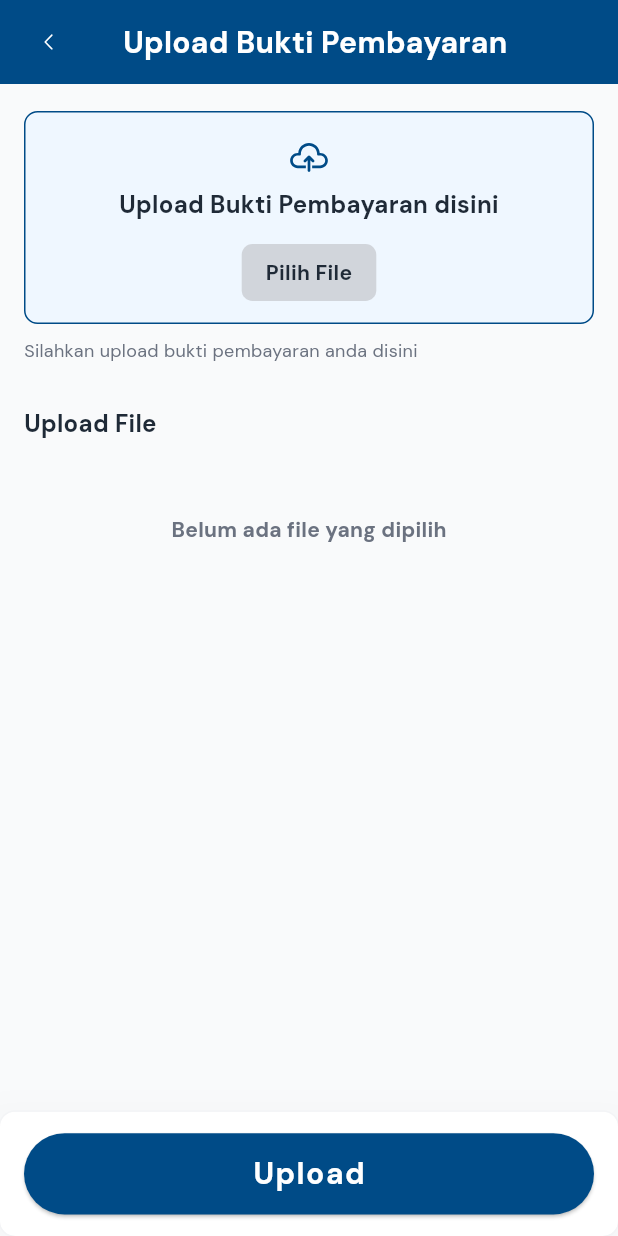
After one commit to orangdeso/e_porter, a Flutter app: the UploadFileScreen screen opened by its route, after a tap on "Pilih File", on a phone screen of 412 x 824 dp. The commit adds this screen. Run offline on Flutter 3.47's test engine with Material 3 defaults, Android fonts, the phone set to English and light mode, and no system bars; drawn by our look-alikes of zoom_tap_animation; our stand-ins replace barcode_widget, carousel_slider, cloud_firestore, device_info_plus, dropdown_button2, file_picker and 10 more; missing offline and left inert: dotted_dashed_line; accounts and stored records are empty.

Commit message:
Feat: add permission handle for upload file

```diff
--- a/lib/_core/component/icons/icons_library.dart
+++ b/lib/_core/component/icons/icons_library.dart
@@ -51,6 +51,7 @@ class CustomeIcons {
   static SvgPicture AddUserFemaleOutline({double? size, Color? color}) => getIcon('ic_add_user_female', color: color);
   static SvgPicture LogoutOutline({double? size, Color? color}) => getIcon('ic_logout', color: color);
   static SvgPicture RemoveOutline({double? size, Color? color}) => getIcon('ic_remove', color: color);
+  static SvgPicture UploadOutline({double? size, Color? color}) => getIcon('ic_upload', color: color);
 
   static SvgPicture FlightSeatFilled({double? size, Color? color}) => getIcon('ic_flight_seat_filled', color: color);
   static SvgPicture PlaneRightFilled({double? size, Color? color}) => getIcon('ic_plane_filled', color: color);
--- /dev/null
+++ b/lib/_core/service/permission_service.dart
@@ -0,0 +1,70 @@
+import 'dart:developer';
+import 'dart:io';
+
+import 'package:device_info_plus/device_info_plus.dart';
+import 'package:flutter/material.dart';
+import 'package:get/get.dart';
+import 'package:permission_handler/permission_handler.dart';
+
+class PermissionHelper {
+  static Future<bool> requestStoragePermission() async {
+    try {
+      PermissionStatus status;
+
+      if (Platform.isAndroid) {
+        final androidInfo = await DeviceInfoPlugin().androidInfo;
+
+        if (androidInfo.version.sdkInt >= 30) {
+          status = await Permission.manageExternalStorage.status;
+          if (status.isDenied || status.isRestricted || status.isLimited) {
+            status = await Permission.manageExternalStorage.request();
+          }
+        } else {
+          status = await Permission.storage.status;
+          if (status.isDenied || status.isRestricted || status.isLimited) {
+            status = await Permission.storage.request();
+          }
+        }
+      } else {
+        status = await Permission.storage.status;
+        if (status.isDenied || status.isRestricted || status.isLimited) {
+          status = await Permission.storage.request();
+        }
+      }
+
+      log('Final storage permission status: $status');
+
+      if (status.isGranted) {
+        return true; // Permission granted
+      } else if (status.isPermanentlyDenied) {
+        Get.snackbar(
+          'Permission Denied',
+          'Storage permission is required to download files. Please enable it in the settings.',
+          mainButton: TextButton(
+            onPressed: () async {
+              bool opened = await openAppSettings();
+              if (!opened) {
+                Get.snackbar(
+                  'Settings Unavailable',
+                  'Could not open settings. Please enable the permission manually.',
+                  snackPosition: SnackPosition.TOP,
+                );
+              }
+            },
+            child: Text('Open Settings'),
+          ),
+          snackPosition: SnackPosition.TOP,
+        );
+      } else {
+        Get.snackbar(
+          'Permission Denied',
+          'Storage permission is required to download files.',
+          snackPosition: SnackPosition.TOP,
+        );
+      }
+    } catch (e) {
+      log('Error checking permissions: $e');
+    }
+    return false;
+  }
+}
--- /dev/null
+++ b/lib/domain/models/upload_file_model.dart
@@ -0,0 +1,25 @@
+class UploadFileModel {
+  final String fileName;
+  final String filePath;
+  final int fileSize;
+  double progress;
+  String remainingTime;
+  FileUploadStatus status;
+
+  UploadFileModel({
+    required this.fileName,
+    required this.filePath,
+    required this.fileSize,
+    required this.progress,
+    required this.remainingTime,
+    required this.status,
+  });
+}
+
+// Status enum for file upload
+enum FileUploadStatus {
+  pending,
+  uploading,
+  completed,
+  failed,
+}
--- /dev/null
+++ b/lib/presentation/screens/home/pages/upload_file_screen.dart
@@ -0,0 +1,379 @@
+import 'package:e_porter/_core/constants/colors.dart';
+import 'package:e_porter/_core/constants/typography.dart';
+import 'package:e_porter/_core/service/permission_service.dart';
+import 'package:file_picker/file_picker.dart';
+import 'package:flutter/material.dart';
+import 'package:flutter_screenutil/flutter_screenutil.dart';
+import 'package:flutter_svg/svg.dart';
+import 'package:get/get.dart';
+import 'package:zoom_tap_animation/zoom_tap_animation.dart';
+
+import '../../../../_core/component/appbar/appbar_component.dart';
+import '../../../../_core/component/button/button_fill.dart';
+import '../../../../_core/component/card/custome_shadow_cotainner.dart';
+import '../../../../domain/models/upload_file_model.dart';
+
+class UploadFileScreen extends StatefulWidget {
+  const UploadFileScreen({super.key});
+
+  @override
+  State<UploadFileScreen> createState() => _UploadFileScreenState();
+}
+
+class _UploadFileScreenState extends State<UploadFileScreen> {
+  final List<UploadFileModel> uploadedFiles = [];
+  bool isUploading = false;
+
+  @override
+  Widget build(BuildContext context) {
+    return Scaffold(
+      backgroundColor: GrayColors.gray50,
+      appBar: DefaultAppbarComponent(
+        title: 'Upload Bukti Pembayaran',
+        textColor: Colors.white,
+        backgroundColors: PrimaryColors.primary800,
+        onTab: () {
+          Get.back();
+        },
+      ),
+      body: SafeArea(
+        child: Padding(
+          padding: EdgeInsets.symmetric(horizontal: 16.w, vertical: 20.h),
+          child: SingleChildScrollView(
+            child: Column(
+              crossAxisAlignment: CrossAxisAlignment.start,
+              children: [
+                Container(
+                  width: double.infinity,
+                  padding: EdgeInsets.symmetric(horizontal: 16.w, vertical: 16.h),
+                  decoration: BoxDecoration(
+                    color: PrimaryColors.primary50,
+                    borderRadius: BorderRadius.circular(10.r),
+                    border: Border.all(width: 1.w, color: PrimaryColors.primary800),
+                  ),
+                  child: Column(
+                    children: [
+                      SvgPicture.asset('assets/icons/ic_upload.svg', width: 32.w, height: 32.h),
+                      SizedBox(height: 8.h),
+                      TypographyStyles.body('Upload Bukti Pembayaran disini', color: GrayColors.gray800),
+                      SizedBox(height: 16.h),
+                      ZoomTapAnimation(
+                        child: GestureDetector(
+                          onTap: () => _pickFile(),
+                          child: Container(
+                            padding: EdgeInsets.symmetric(horizontal: 16.w, vertical: 10.h),
+                            decoration: BoxDecoration(
+                              color: GrayColors.gray300,
+                              borderRadius: BorderRadius.circular(8.r),
+                            ),
+                            child: TypographyStyles.caption('Pilih File', color: GrayColors.gray800),
+                          ),
+                        ),
+                      )
+                    ],
+                  ),
+                ),
+                SizedBox(height: 10.h),
+                TypographyStyles.small(
+                  'Silahkan upload bukti pembayaran anda disini',
+                  color: GrayColors.gray500,
+                  fontWeight: FontWeight.w400,
+                ),
+                SizedBox(height: 32.h),
+                TypographyStyles.body('Upload File', color: GrayColors.gray800),
+                SizedBox(height: 16.h),
+                Column(
+                  children: uploadedFiles.isEmpty
+                      ? [_buildEmptyState()]
+                      : uploadedFiles.map((file) => _buildFileItem(file)).toList(),
+                ),
+              ],
+            ),
+          ),
+        ),
+      ),
+      bottomNavigationBar: CustomeShadowCotainner(
+        child: ButtonFill(
+          text: 'Upload',
+          textColor: Colors.white,
+          onTap: () {
+            if (uploadedFiles.isNotEmpty) {
+              _submitFiles();
+            } else {
+              Get.snackbar(
+                'Peringatan',
+                'Silahkan pilih file terlebih dahulu',
+                backgroundColor: Colors.red,
+                colorText: Colors.white,
+              );
+            }
+          },
+        ),
+      ),
+    );
+  }
+
+  Widget _buildEmptyState() {
+    return Container(
+      height: 100.h,
+      width: double.infinity,
+      alignment: Alignment.center,
+      child: TypographyStyles.caption(
+        'Belum ada file yang dipilih',
+        color: GrayColors.gray500,
+      ),
+    );
+  }
+
+  Widget _buildFileItem(UploadFileModel file) {
+    IconData fileIcon;
+
+    if (file.fileName.toLowerCase().endsWith('.zip')) {
+      fileIcon = Icons.folder_zip_outlined;
+    } else if (file.fileName.toLowerCase().endsWith('.jpg') ||
+        file.fileName.toLowerCase().endsWith('.jpeg') ||
+        file.fileName.toLowerCase().endsWith('.png')) {
+      fileIcon = Icons.image_outlined;
+    } else if (file.fileName.toLowerCase().endsWith('.mp4') || file.fileName.toLowerCase().endsWith('.mov')) {
+      fileIcon = Icons.video_file_outlined;
+    } else {
+      fileIcon = Icons.insert_drive_file_outlined;
+    }
+
+    return Container(
+      margin: EdgeInsets.only(bottom: 12.h),
+      padding: EdgeInsets.all(12.r),
+      decoration: BoxDecoration(
+        color: Colors.white,
+        borderRadius: BorderRadius.circular(8.r),
+        boxShadow: [
+          BoxShadow(
+            color: Colors.black.withOpacity(0.05),
+            blurRadius: 4.r,
+            offset: Offset(0, 2),
+          ),
+        ],
+      ),
+      child: Column(
+        children: [
+          Row(
+            children: [
+              Icon(fileIcon, size: 24.r, color: GrayColors.gray700),
+              SizedBox(width: 12.w),
+              Expanded(
+                child: Column(
+                  crossAxisAlignment: CrossAxisAlignment.start,
+                  children: [
+                    TypographyStyles.small(file.fileName, color: GrayColors.gray800, fontWeight: FontWeight.w500),
+                    SizedBox(height: 4.h),
+                    Row(
+                      children: [
+                        TypographyStyles.caption(
+                          '${(file.fileSize / (1024 * 1024)).toStringAsFixed(1)} mb',
+                          color: file.status == FileUploadStatus.failed ? Colors.red : GrayColors.gray600,
+                          fontWeight: FontWeight.w400,
+                        ),
+                        if (file.status == FileUploadStatus.uploading)
+                          Padding(
+                            padding: EdgeInsets.only(left: 8.w),
+                            child: TypographyStyles.caption(
+                              '| ${file.progress}% - ${file.remainingTime} sec left',
+                              color: GrayColors.gray600,
+                              fontWeight: FontWeight.w400,
+                            ),
+                          ),
+                        if (file.status == FileUploadStatus.failed)
+                          Padding(
+                            padding: EdgeInsets.only(left: 8.w),
+                            child: TypographyStyles.caption(
+                              'Upload failed',
+                              color: Colors.red,
+                              fontWeight: FontWeight.w400,
+                            ),
+                          ),
+                      ],
+                    ),
+                  ],
+                ),
+              ),
+              Row(
+                children: [
+                  if (file.status == FileUploadStatus.failed)
+                    IconButton(
+                      icon: Icon(Icons.refresh, size: 20.r, color: GrayColors.gray600),
+                      onPressed: () => _retryUpload(file),
+                    ),
+                  IconButton(
+                    icon: Icon(Icons.delete_outline, size: 20.r, color: GrayColors.gray600),
+                    onPressed: () => _removeFile(file),
+                  ),
+                ],
+              ),
+            ],
+          ),
+          if (file.status == FileUploadStatus.uploading) ...[
+            SizedBox(height: 8.h),
+            LinearProgressIndicator(
+              value: file.progress / 100,
+              backgroundColor: GrayColors.gray200,
+              valueColor: AlwaysStoppedAnimation<Color>(PrimaryColors.primary600),
+            ),
+          ],
+        ],
+      ),
+    );
+  }
+
+  Future<void> _pickFile() async {
+  bool permissionGranted = await PermissionHelper.requestStoragePermission();
+  if (!permissionGranted) {
+    Get.snackbar(
+      'Permission Denied',
+      'Storage permission is required to select files.',
+      backgroundColor: Colors.red,
+      colorText: Colors.white,
+    );
+    return;
+  }
+
+  try {
+    FilePickerResult? result = await FilePicker.platform.pickFiles(
+      type: FileType.custom,
+      allowedExtensions: ['jpg', 'jpeg', 'png', 'pdf', 'zip', 'mp4'],
+    );
+
+    if (result != null) {
+      final file = result.files.first;
+      final newFile = UploadFileModel(
+        fileName: file.name,
+        filePath: file.path!,
+        fileSize: file.size,
+        progress: 0,
+        remainingTime: '0',
+        status: FileUploadStatus.pending,
+      );
+
+      setState(() {
+        uploadedFiles.add(newFile);
+      });
+
+      // Simulasikan proses loading lokal
+      _simulateLocalLoading(newFile);
+    }
+  } catch (e) {
+    print('Error picking file: $e');
+    Get.snackbar(
+      'Error',
+      'Terjadi kesalahan saat memilih file',
+      backgroundColor: Colors.red,
+      colorText: Colors.white,
+    );
+  }
+}
+
+
+  void _simulateLocalLoading(UploadFileModel file) {
+    setState(() {
+      file.status = FileUploadStatus.uploading;
+    });
+
+    // Simulate progressing upload - in a real app this would be actual file reading/processing
+    int progress = 0;
+    Future.doWhile(() async {
+      if (progress >= 100) return false;
+
+      await Future.delayed(Duration(milliseconds: 100));
+      progress += 5;
+
+      if (mounted) {
+        setState(() {
+          file.progress = progress.toDouble();
+          file.remainingTime = ((100 - progress) ~/ 10).toString();
+        });
+      }
+
+      return progress < 100 && file.status == FileUploadStatus.uploading;
+    }).then((_) {
+      if (mounted && file.status == FileUploadStatus.uploading) {
+        setState(() {
+          // Simulate some files failing to upload for demonstration
+          if (file.fileName.contains('Icon-Set')) {
+            file.status = FileUploadStatus.failed;
+          } else {
+            file.status = FileUploadStatus.completed;
+          }
+        });
+      }
+    });
+  }
+
+  void _retryUpload(UploadFileModel file) {
+    setState(() {
+      file.progress = 0;
+      file.remainingTime = '0';
+    });
+    _simulateLocalLoading(file);
+  }
+
+  void _removeFile(UploadFileModel file) {
+    setState(() {
+      uploadedFiles.remove(file);
+    });
+  }
+
+  void _submitFiles() {
+    // Check if all files are uploaded successfully
+    bool allCompleted = uploadedFiles.every((file) => file.status == FileUploadStatus.completed);
+
+    if (!allCompleted) {
+      Get.dialog(
+        AlertDialog(
+          title: Text('Peringatan'),
+          content: Text('Beberapa file belum selesai diupload. Apakah Anda ingin melanjutkan?'),
+          actions: [
+            TextButton(
+              onPressed: () => Get.back(),
+              child: Text('Batal'),
+            ),
+            TextButton(
+              onPressed: () {
+                Get.back();
+                _uploadToServer();
+              },
+              child: Text('Lanjutkan'),
+            ),
+          ],
+        ),
+      );
+    } else {
+      _uploadToServer();
+    }
+  }
+
+  void _uploadToServer() {
+    // Simulate uploading to server
+    Get.snackbar(
+      'Info',
+      'Mengupload bukti pembayaran...',
+      backgroundColor: PrimaryColors.primary600,
+      colorText: Colors.white,
+    );
+
+    // Here you would actually send the files to your server
+    // For now, let's just simulate a successful upload
+    Future.delayed(Duration(seconds: 2), () {
+      Get.snackbar(
+        'Sukses',
+        'Bukti pembayaran berhasil diupload',
+        backgroundColor: Colors.green,
+        colorText: Colors.white,
+      );
+
+      // Navigate back or to a success screen
+      Future.delayed(Duration(seconds: 1), () {
+        // Get.offNamed(Routes.SUCCESS_SCREEN);
+        Get.back();
+      });
+    });
+  }
+}
--- a/lib/presentation/screens/routes/app_rountes.dart
+++ b/lib/presentation/screens/routes/app_rountes.dart
@@ -22,6 +22,7 @@ import 'package:e_porter/presentation/screens/home/pages/ticket_booking_step1_sc
 import 'package:e_porter/presentation/screens/home/pages/ticket_booking_step2_screen.dart';
 import 'package:e_porter/presentation/screens/home/pages/ticket_booking_step3_screen.dart';
 import 'package:e_porter/presentation/screens/home/pages/ticket_booking_step4_screen.dart';
+import 'package:e_porter/presentation/screens/home/pages/upload_file_screen.dart';
 import 'package:e_porter/presentation/screens/navigation/main_navigation.dart';
 import 'package:e_porter/presentation/screens/onboarding/onboarding_screen.dart';
 import 'package:e_porter/presentation/screens/profile/pages/profile_screen.dart';
@@ -121,6 +122,10 @@ class AppRoutes {
       page: () => PaymentScreen(),
     ),
     GetPage(
+      name: Routes.UPLOADFILE,
+      page: () => UploadFileScreen(),
+    ),
+    GetPage(
       name: Routes.TRANSACTIONHISTORY,
       page: () => transactionHistory(),
     ),
@@ -161,6 +166,7 @@ class Routes {
   static const TICKETBOOKINGSTEP4 = '/ticket_booking_step4';
   static const CHOOSECHAIR = '/choose_chair';
   static const PAYMENT = '/payment';
+  static const UPLOADFILE = '/upload_file';
   static const TRANSACTIONHISTORY = '/transaction_history';
   static const DETAILTICKET = '/detail_ticket';
   static const PRINTBOARDINGPASS = '/print_boarding_pass';
--- a/pubspec.yaml
+++ b/pubspec.yaml
@@ -53,6 +53,10 @@ dependencies:
   google_fonts: ^6.2.1
   dotted_dashed_line: ^0.0.3
   barcode_widget: ^2.0.4
+  file_picker: ^10.0.0
+  path: ^1.9.0
+  permission_handler: ^11.4.0
+  device_info_plus: ^11.3.0
 
   # pin_code_fields: ^8.0.1
   # dio: ^5.8.0+1
```
Also changed, not shown: lib/presentation/screens/home/pages/payment_screen.dart (+72 -13 lines), lib/presentation/screens/home/pages/ticket_booking_step4_screen.dart (+9 -1 lines), assets/icons/ic_upload.svg (added), pubspec.lock, 5 other files.
